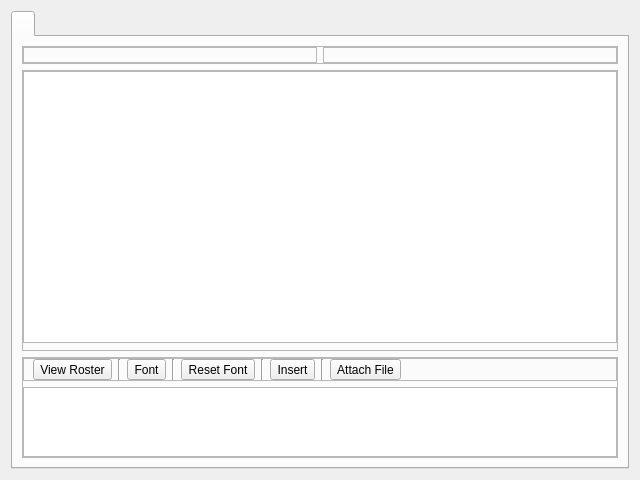
Old version of the form src/ui/xmpp/gkxmppmessagedialog.ui in the repository GekkoFyre/small-world-deluxe.
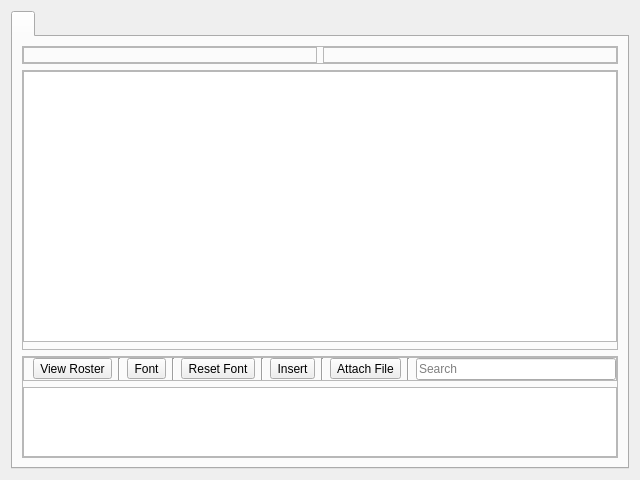
New version of the form.

What changed in the file:
```diff
--- a/src/ui/xmpp/gkxmppmessagedialog.ui
+++ b/src/ui/xmpp/gkxmppmessagedialog.ui
@@ -251,17 +251,18 @@
               </widget>
              </item>
              <item>
-              <spacer name="horizontalSpacer_2">
+              <widget class="Line" name="line_5">
                <property name="orientation">
-                <enum>Qt::Horizontal</enum>
+                <enum>Qt::Vertical</enum>
                </property>
-               <property name="sizeHint" stdset="0">
-                <size>
-                 <width>40</width>
-                 <height>20</height>
-                </size>
+              </widget>
+             </item>
+             <item>
+              <widget class="QLineEdit" name="lineEdit_message_search">
+               <property name="placeholderText">
+                <string>Search</string>
                </property>
-              </spacer>
+              </widget>
              </item>
             </layout>
            </widget>
```
